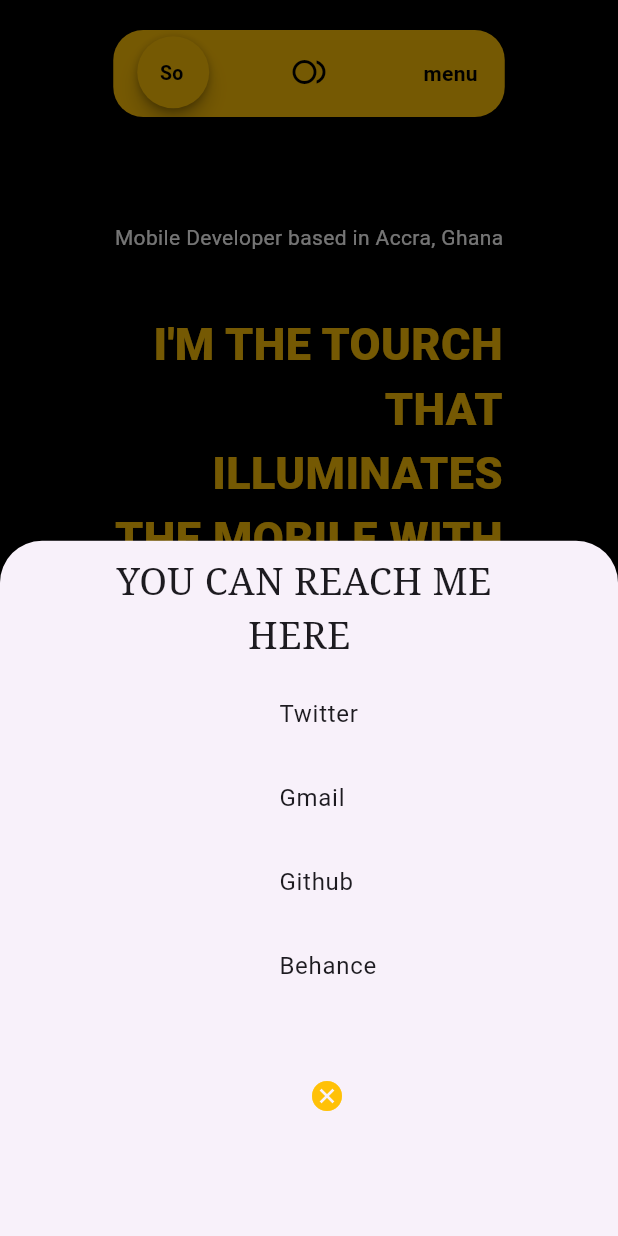
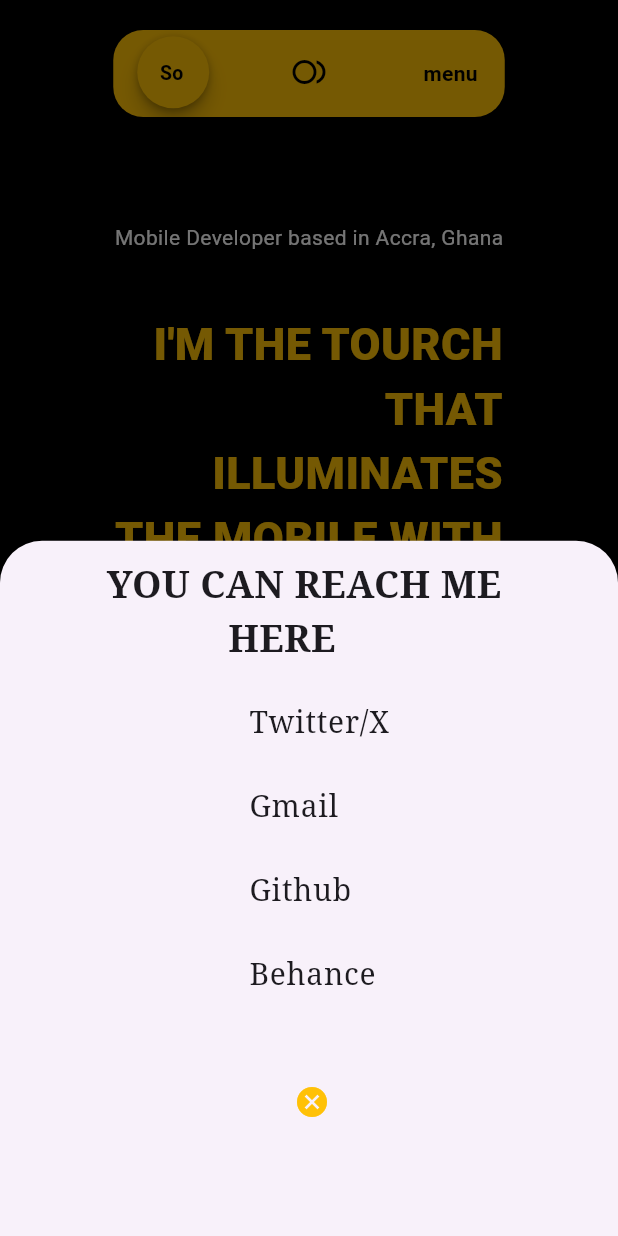
Before and after one commit to Kay-kwaw/Mobile-portfolio, a Flutter app: the HomescreenWidget screen opened directly, after a tap on "contact", on a phone screen of 412 x 824 dp. Run offline on Flutter 3.47's test engine with Material 2 defaults, Android fonts, the phone set to English and light mode, and no system bars; our stand-ins replace animated_text_kit, page_transition; Roboto replaces fonts that are missing (Noto Serif, PT Serif, Readex Pro).

```diff
--- a/lib/homescreen.dart
+++ b/lib/homescreen.dart
@@ -3,6 +3,8 @@ import 'package:flutter/cupertino.dart';
 
 import 'package:flutter/material.dart';
 import 'package:flutter/services.dart';
+import 'package:page_transition/page_transition.dart';
+import 'package:portfolio/initialscreen.dart';
 import 'package:url_launcher/url_launcher.dart';
 
 class HomescreenWidget extends StatefulWidget {
@@ -13,10 +15,11 @@ class HomescreenWidget extends StatefulWidget {
 }
 
 class _HomescreenWidgetState extends State<HomescreenWidget>  with SingleTickerProviderStateMixin{
+  final Uri _urlit = Uri.parse('https://twitter.com/KwawKumi');
+  final Uri _urlb = Uri.parse('https://mail.google.com/mail/u/0/#inbox?compose=new');
   final Uri _url = Uri.parse('https://github.com/Kay-kwaw');
-  final Uri _urli = Uri.parse('https://twitter.com/home');
-  final Uri _urll = Uri.parse('https://github.com/Kay-kwaw');
-  final Uri _urlb = Uri.parse('https://github.com/Kay-kwaw');
+  final Uri _urll = Uri.parse('https://www.behance.net/kwawkumi');
+
 
 
   Future<void> _launchUrl() async {
@@ -24,16 +27,23 @@ class _HomescreenWidgetState extends State<HomescreenWidget>  with SingleTickerP
     throw Exception('Could not launch $_url');
   }
 }
-  Future<void> _gmail() async {
-  if (!await launchUrl(_urli,)) {
-    throw Exception('Could not launch $_urli');
+  Future<void> _twitUrl() async {
+  if (!await launchUrl(_urlit,)) {
+    throw Exception('Could not launch $_url');
   }
 }
-//   Future<void> _launchUrl() async {
-//   if (!await launchUrl(_url,)) {
-//     throw Exception('Could not launch $_url');
-//   }
-// }
+  Future<void> _BehanceUrl() async {
+  if (!await launchUrl(_urll,)) {
+    throw Exception('Could not launch $_url');
+  }
+}
+
+  Future<void> _GmailUrl() async {
+  if (!await launchUrl(_urlb,)) {
+    throw Exception('Could not launch $_url');
+  }
+}
+
 
   @override
   void initState() {
@@ -104,10 +114,15 @@ class _HomescreenWidgetState extends State<HomescreenWidget>  with SingleTickerP
                                                 ],
                                                 shape: BoxShape.circle,
                                               ),
-                                              child: const Padding(
-                                                padding: EdgeInsetsDirectional
+                                              child:  Padding(
+                                                padding: const EdgeInsetsDirectional
                                                     .fromSTEB(15, 15, 0, 0),
-                                                child: Text(
+                                                child: InkWell(
+                                                  onTap: () {
+                                                    Navigator.push(context, PageTransition(type: PageTransitionType.topToBottomPop,duration: Duration(seconds: 3), child: const HomePageWidget(), childCurrent: this.widget ));
+
+                                                  },
+                                                  child: const Text(
                                                     'So',
                                                     style:
                                                         TextStyle(
@@ -117,6 +132,7 @@ class _HomescreenWidgetState extends State<HomescreenWidget>  with SingleTickerP
                                                               fontSize: 13,
                                                               fontWeight:
                                                                   FontWeight.bold,
+                                                            ),
                                                   ),
                                                 ),
                                               ),
@@ -266,61 +282,70 @@ class _HomescreenWidgetState extends State<HomescreenWidget>  with SingleTickerP
                                       return Column(
                                         children: [
                                           const Padding(
-                                            padding: EdgeInsets.all(8.0),
-                                            child: Text("YOU CAN REACH ME \n             HERE",
+                                            padding: EdgeInsets.all(10.0),
+                                            child: Text("YOU CAN REACH ME \n            HERE",
                                              style: TextStyle(
                                               fontFamily: 'Noto Serif',
                                               fontSize: 25,
-                                              // fontWeight: FontWeight.bold,
+                                              fontWeight: FontWeight.bold,
                                             ),),
 
                                           ),
                                           Padding(
-                                            padding: const EdgeInsetsDirectional.fromSTEB(170, 0, 0, 0),
+                                            padding: const EdgeInsetsDirectional.fromSTEB(150, 0, 0, 0),
                                             child: ListTile(
-                                              title: const Text("Twitter"),
+                                              title: const Text("Twitter/X", style: TextStyle(
+                                                fontSize: 20,
+                                                fontFamily: 'Noto Serif',
+                                              ),),
                                               onTap: () async{
-                                                final url = "https://github.com/Kay-kwaw";
-
-                                                if (await canLaunchUrl(url as Uri)){
-                                                  await launch(url, forceSafariVC: false);
-                                                }
+                                                _twitUrl();
                                               },
                                             ),
                                           ),
                                           Padding(
-                                            padding: const EdgeInsetsDirectional.fromSTEB(170, 0, 0, 0),
+                                            padding: const EdgeInsetsDirectional.fromSTEB(150, 0, 0, 0),
                                             child: ListTile(
-                                              title: const Text("Gmail"),
+                                              title: const Text("Gmail", style: TextStyle(
+                                                fontSize: 20,
+                                                fontFamily: 'Noto Serif',
+                                              ),),
                                               onTap: (){
-                                                _gmail();
+                                                _GmailUrl();
                                               },
                                             ),
                                           ),
                                           Padding(
-                                            padding: const EdgeInsetsDirectional.fromSTEB(170, 0, 0, 0),
+                                            padding: const EdgeInsetsDirectional.fromSTEB(150, 0, 0, 0),
                                             child: ListTile(
-                                              title: const Text("Github"),
+                                              title: const Text("Github",style: TextStyle(
+                                                fontSize: 20,
+                                                fontFamily: 'Noto Serif',
+                                              ),),
                                               onTap: (){
                                                 _launchUrl();
                                               },
                                             ),
                                           ),
                                           Padding(
-                                            padding: const EdgeInsetsDirectional.fromSTEB(170, 0, 0, 0),
+                                            padding: const EdgeInsetsDirectional.fromSTEB(150, 0, 0, 0),
                                             child: ListTile(
-                                              title: Text("Behance"),
-                                              onTap: (){
-
+                                              title: const Text("Behance", style: TextStyle(
+                                                fontSize: 20,
+                                                fontFamily: 'Noto Serif',
+                                              ),),
+                                              onTap: () async{
+                                                _BehanceUrl();
                                               },
                                             ),
                                           ),
                                                   Padding(
-                                                   padding: EdgeInsetsDirectional.fromSTEB(190, 30, 0, 0),
+                                                   padding: EdgeInsetsDirectional.fromSTEB(180, 30, 0, 0),
                                                    child: ListTile(
                                                                leading: Icon(Icons.cancel), // Add a different icon here
                                                                title: Text(""),
                                                                iconColor: Colors.amber,
+
                                                                onTap: () {
                                                                 Navigator.pop(context);
                                                                },
--- a/pubspec.yaml
+++ b/pubspec.yaml
@@ -33,11 +33,13 @@ dependencies:
   flutter_animate: ^4.2.0+1
   animated_text_kit: ^4.2.2
   url_launcher: ^6.2.1
+  page_transition: "^2.1.0"
 
 
   # The following adds the Cupertino Icons font to your application.
   # Use with the CupertinoIcons class for iOS style icons.
   cupertino_icons: ^1.0.2
+  animations: ^2.0.8
 
 dev_dependencies:
   flutter_test:
```
Also changed, not shown: lib/initialscreen.dart (+5 -9 lines), pubspec.lock. Lines whose indentation alone changed are shown as unchanged.
